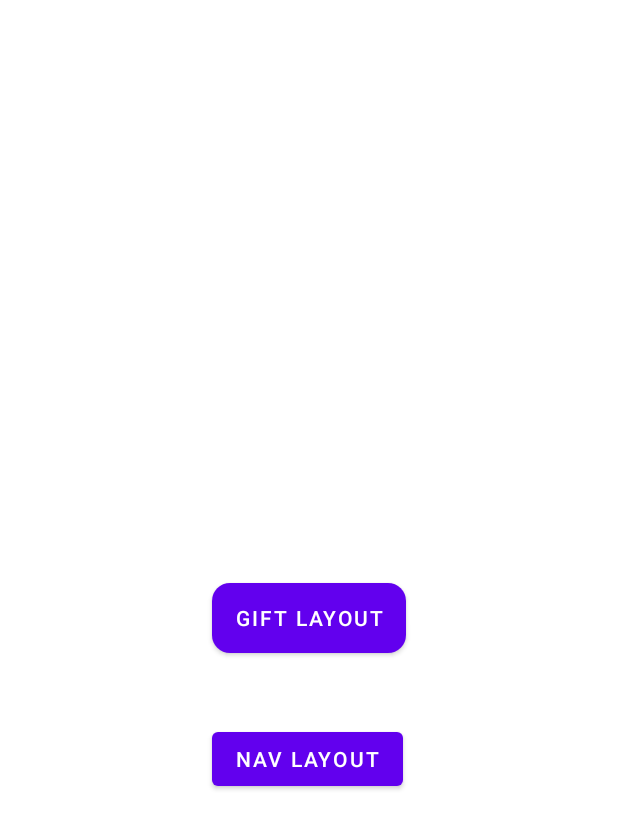
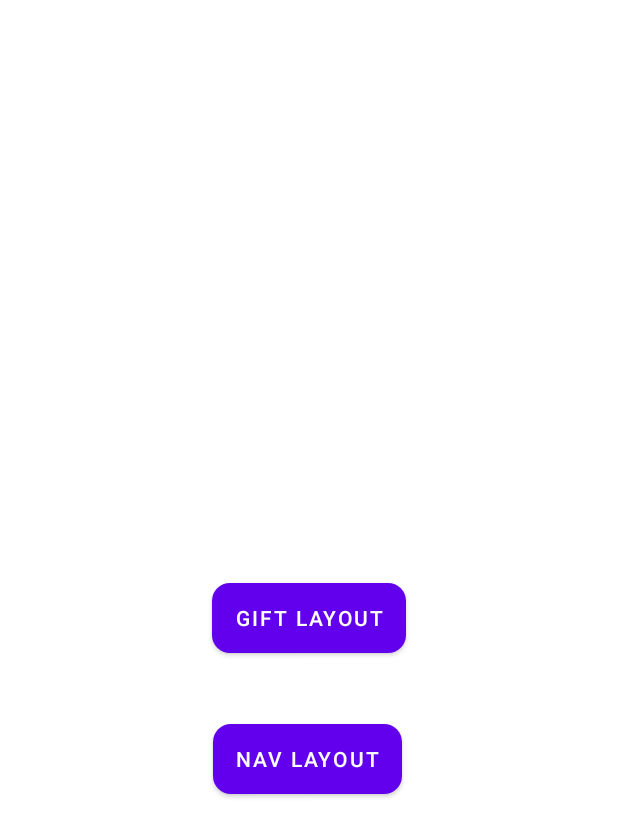
Before and after one commit to poinwater/GoogleChallenge, an Android app: the screen it shows after launch (MainActivity), on a phone screen of 412 x 824 dp. Shown: the top 837 px of the screen. Run offline under Robolectric (Android 15) with nearby library versions, the phone set to English and light mode, and no system bars.

Commit message:
Change Buttons to Round Cornor Shape

```diff
--- a/app/src/main/java/com/example/googlechallenge/MainActivity.java
+++ b/app/src/main/java/com/example/googlechallenge/MainActivity.java
@@ -2,10 +2,13 @@ package com.example.googlechallenge;
 
 import androidx.appcompat.app.AppCompatActivity;
 
+import android.graphics.drawable.Drawable;
 import android.os.Bundle;
 import android.widget.Button;
 import android.content.Intent;
 import android.view.View;
+
+import static com.example.googlechallenge.R.drawable.round_corner;
 
 public class MainActivity extends AppCompatActivity {
 
--- a/app/src/main/res/layout/activity_main.xml
+++ b/app/src/main/res/layout/activity_main.xml
@@ -24,6 +24,7 @@
         android:layout_height="wrap_content"
         android:onClick="ChangeToNav"
         android:text="nav Layout"
+        android:background="@drawable/round_corner"
         app:layout_constraintBottom_toBottomOf="parent"
         app:layout_constraintEnd_toEndOf="parent"
         app:layout_constraintHorizontal_bias="0.496"
```
